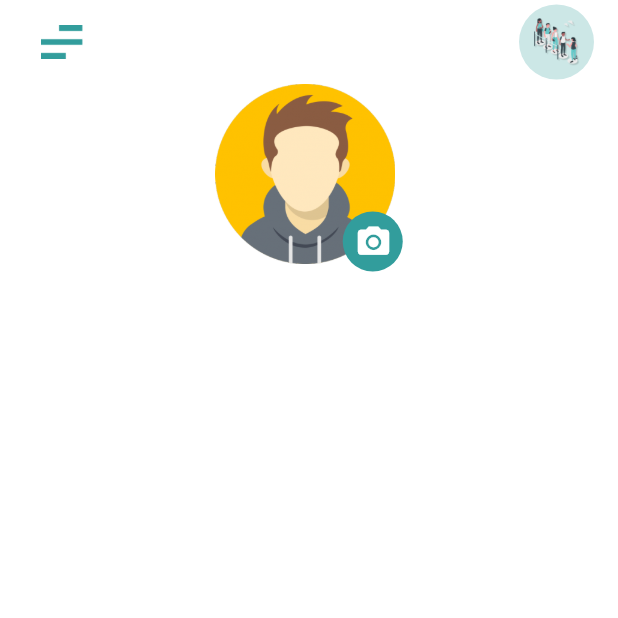
After one commit to ahmeednasr/QueueyApp, a Flutter app: the ProfileView screen opened directly, on a phone screen of 412 x 824 dp, the top half of it. The commit adds this screen. Run offline on Flutter 3.47's test engine with Material 2 defaults, Android fonts, the phone set to English and light mode, and no system bars; our stand-ins replace flutter_rating_bar, flutter_swiper.

Commit message:
sat 30/4 |X nasr

```diff
--- /dev/null
+++ b/lib/3 -Nasr/Profile/Profile Controller.dart
@@ -0,0 +1 @@
+class ProfileController {}
--- /dev/null
+++ b/lib/3 -Nasr/Profile/Profile Model.dart
@@ -0,0 +1 @@
+class ProfileModel {}
--- /dev/null
+++ b/lib/3 -Nasr/Profile/Profile View.dart
@@ -0,0 +1,111 @@
+import 'package:flutter/material.dart';
+
+import '../31-settings.dart';
+
+Route _createRoute() {
+  return PageRouteBuilder(
+    pageBuilder: (context, animation, secondaryAnimation) => Setting(),
+    transitionsBuilder: (context, animation, secondaryAnimation, child) {
+      var begin = Offset(-1, 0); //Offset(1.0, 0.0);
+      var end = Offset.zero;
+      var curve = Curves.ease;
+
+      var tween = Tween(begin: begin, end: end).chain(CurveTween(curve: curve));
+
+      return SlideTransition(
+        position: animation.drive(tween),
+        child: child,
+      );
+    },
+  );
+}
+
+class ProfileView extends StatefulWidget {
+  @override
+  _ProfileViewState createState() => _ProfileViewState();
+}
+
+class _ProfileViewState extends State<ProfileView> {
+  @override
+  Widget build(BuildContext context) {
+    return Scaffold(
+      appBar: AppBar(
+        title: Row(
+            mainAxisAlignment: MainAxisAlignment.spaceBetween,
+            crossAxisAlignment: CrossAxisAlignment.start,
+            children: [
+              InkWell(
+                onTap: () {
+                  Navigator.of(context).push(_createRoute());
+                },
+                child: Container(
+                  height: 50,
+                  width: 50,
+                  //color: Colors.yellow,
+                  padding: EdgeInsets.all(11),
+                  child: Image(
+                    image: AssetImage('assets/images/MyAppBar/list.png'),
+                    fit: BoxFit.contain,
+                  ),
+                ),
+              ),
+              Container(
+                padding: EdgeInsets.all(7),
+                height: 50,
+                width: 50,
+                decoration: BoxDecoration(
+                    borderRadius: BorderRadius.circular(80),
+                    color: Color.fromRGBO(50, 157, 156, .25)),
+                child:
+                    Image(image: AssetImage('assets/images/Queue-amico.png')),
+              ),
+            ]),
+        backgroundColor: Colors.white,
+        automaticallyImplyLeading: false,
+        elevation: 0,
+      ),
+      backgroundColor: Colors.white,
+      body: Scrollbar(
+        child: ListView(
+          physics: BouncingScrollPhysics(),
+          children: [
+            Center(
+              child: Container(
+                width: 125,
+                height: 125,
+                //  color: Theme.of(context).primaryColor,
+                child: Stack(
+                  children: [
+                    Container(
+                      height: 120,
+                      width: 120,
+                      child: Image(
+                          image:
+                              AssetImage('assets/images/MyAppBar/profile.png')),
+                    ),
+                    Align(
+                      alignment: Alignment.bottomRight,
+                      child: Container(
+                          width: 40,
+                          height: 40,
+                          decoration: BoxDecoration(
+                              shape: BoxShape.circle,
+                              color: Theme.of(context).primaryColor),
+                          child: IconButton(
+                              icon: Icon(
+                                Icons.camera_alt,
+                                color: Colors.white,
+                                size: 25,
+                              ),
+                              onPressed: () {})),
+                    ),
+                  ],
+                ),
+              ),
+            ),
+          ],
+        ),
+      ),
+    );
+  }
+}
```
Also changed, not shown: lib/Custom_Widget/MyAppBar.dart (+22 -6 lines).
